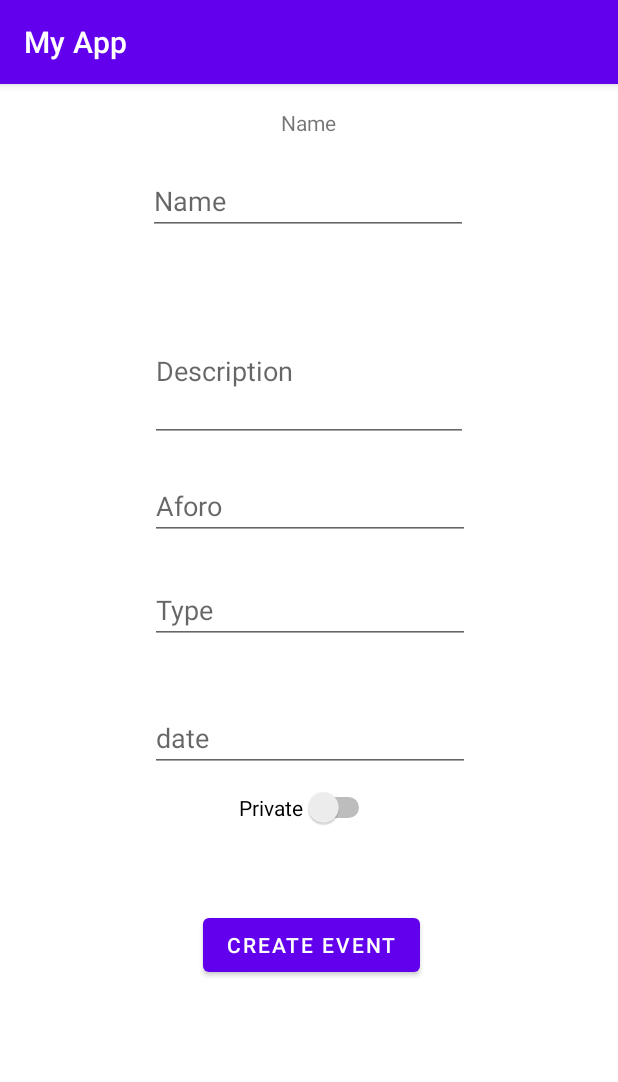
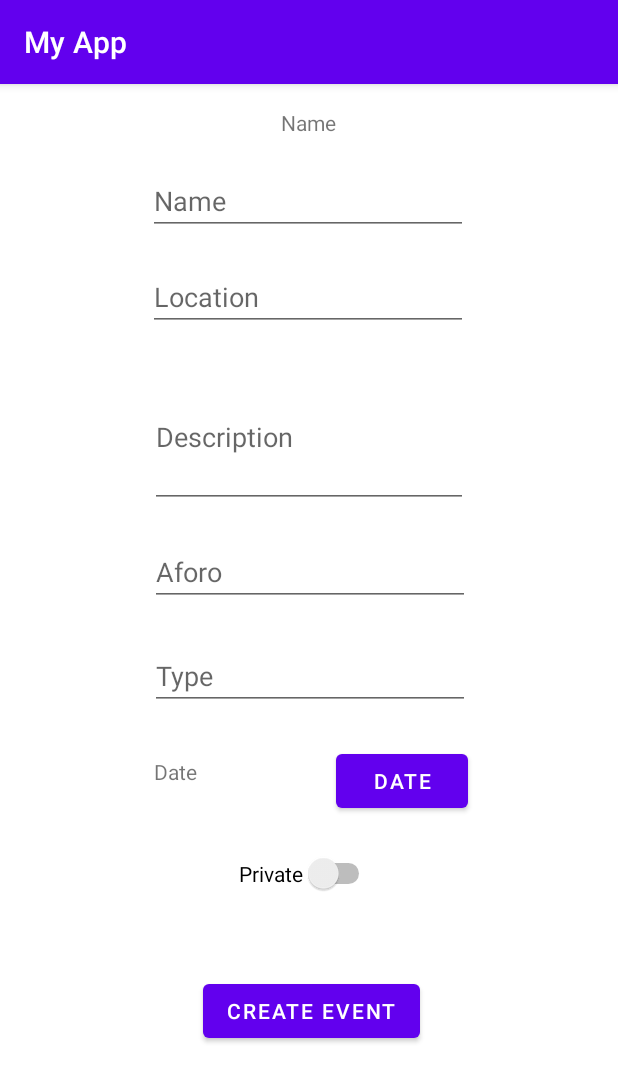
Before and after one commit to beayoldi/MyApp, an Android app: the addEventFragment screen opened through its navigation route, on a phone screen of 412 x 824 dp. Shown: the top 1082 px of the screen. Run offline under Robolectric (Android 15) with nearby library versions, the phone set to English and light mode, and no system bars; our stand-ins replace Firebase (no records; nobody signed in at launch, a user with empty details on screens opened directly).

Commit message:
Va todo bien por ahora

```diff
--- a/app/src/main/java/com/example/myapp/models/Evento.kt
+++ b/app/src/main/java/com/example/myapp/models/Evento.kt
@@ -10,6 +10,8 @@ import kotlinx.android.parcel.Parcelize
 data class Evento(val tittle: String?=null,
                   val description: String?=null,
                   val capacity: Int?=null,
+                  val location: String?=null,
                   val date: String?=null,
                   val type: String?=null,
-                  val priv: Boolean?=null) :Parcelable
+                  val priv: Boolean?=null,
+                  val id: String?=null) :Parcelable
--- a/app/src/main/java/com/example/myapp/views/HomeFragment.kt
+++ b/app/src/main/java/com/example/myapp/views/HomeFragment.kt
@@ -98,6 +98,8 @@ class HomeFragment : Fragment() {
                             dataSnapshot.children.forEach{
                                 evento = it.getValue(Evento::class.java)
                                 if(evento?.priv ==false){
+                                    Log.i("Hola caracola", "Got value ${it.key}")
+                                    //it.key nos da el nombre del evento en la base de datos de firebase como por ej evento18
                                     evento?.let { eventList.add(evento!!) }
                                 }
 
--- a/app/src/main/java/com/example/myapp/views/addEventFragment.kt
+++ b/app/src/main/java/com/example/myapp/views/addEventFragment.kt
@@ -1,5 +1,6 @@
 package com.example.myapp.views
 
+import android.app.DatePickerDialog
 import android.os.Bundle
 import android.util.Log
 import android.view.LayoutInflater
@@ -13,6 +14,7 @@ import com.example.myapp.models.Evento
 import com.google.firebase.auth.ktx.auth
 import com.google.firebase.database.FirebaseDatabase
 import com.google.firebase.ktx.Firebase
+import java.util.*
 
 
 class addEventFragment : Fragment() {
@@ -26,7 +28,16 @@ class addEventFragment : Fragment() {
     ): View? {
         binding = FragmentAddEventBinding.inflate(inflater, container, false)
         database = FirebaseDatabase.getInstance()
-
+        val c = Calendar.getInstance()
+        val year = c.get(Calendar.YEAR)
+        val month = c.get(Calendar.MONTH)
+        val day = c.get(Calendar.DAY_OF_MONTH)
+        binding.date.setOnClickListener {
+            val dpd = DatePickerDialog(requireContext(), DatePickerDialog.OnDateSetListener { view, year, month, dayOfMonth ->
+                binding.dateTxt.text = ""+dayOfMonth+"/"+(month+1)+"/"+year
+            }, year, month, day)
+            dpd.show()
+        }
         var priv = false
         binding.privado.setOnCheckedChangeListener { buttonView, isChecked ->
             if (isChecked) {
@@ -43,12 +54,13 @@ class addEventFragment : Fragment() {
             val desc = binding.descText.text.toString()
             val capacity = binding.capacity.text.toString()
             val type = binding.type.text.toString()
+            val location = binding.eventLoc.text.toString()
+            val date = binding.dateTxt.text.toString()
 
-            val date = binding.date.text.toString()
             val user = Firebase.auth.currentUser
             var email: String
 
-            val event= Evento(name, desc, Integer.parseInt(capacity), date, type, priv)
+            val event= Evento(name, desc, Integer.parseInt(capacity), location,date, type, priv)
             user?.let {
                 email = user.email.toString()
                 if (email != null) {
@@ -70,6 +82,8 @@ class addEventFragment : Fragment() {
             Log.i("firebase", "Got value ${it.value}")
             count =  it.value.toString().toInt()
             count+=1
+            //val event= Evento(evento.tittle, evento.description, Integer.parseInt(evcapacity), location,date, type, priv)
+
             database.getReference("users/"+user+"/eventos/evento"+count.toString()).setValue(evento)
             ref.child("ev_count").setValue(count)
         }.addOnFailureListener{
--- a/app/src/main/res/layout/fragment_add_event.xml
+++ b/app/src/main/res/layout/fragment_add_event.xml
@@ -30,27 +30,31 @@
         app:layout_constraintEnd_toEndOf="parent"
         app:layout_constraintTop_toBottomOf="@+id/textView" />
 
-    <com.google.android.gms.maps.MapView
-        android:id="@+id/mapView"
+    <EditText
+        android:id="@+id/event_loc"
         android:layout_width="wrap_content"
         android:layout_height="wrap_content"
-        android:layout_marginStart="180dp"
-        android:layout_marginTop="20dp"
-        app:layout_constraintStart_toStartOf="parent"
-        app:layout_constraintTop_toBottomOf="@+id/eventName" />
+        android:layout_marginTop="84dp"
+        android:layout_marginEnd="100dp"
+        android:autofillHints=""
+        android:ems="10"
+        android:hint="@string/location"
+        android:inputType="textPersonName"
+        app:layout_constraintEnd_toEndOf="parent"
+        app:layout_constraintTop_toBottomOf="@+id/textView" />
 
     <EditText
         android:id="@+id/descText"
         android:layout_width="212dp"
         android:layout_height="94dp"
         android:layout_marginStart="100dp"
-        android:layout_marginTop="24dp"
+        android:layout_marginTop="88dp"
         android:ems="10"
+        android:hint="@string/Description"
         android:importantForAutofill="no"
         android:inputType="textPersonName"
-        android:hint="@string/Description"
         app:layout_constraintStart_toStartOf="parent"
-        app:layout_constraintTop_toBottomOf="@+id/mapView" />
+        app:layout_constraintTop_toBottomOf="@+id/eventName" />
 
     <EditText
         android:id="@+id/capacity"
@@ -77,18 +81,6 @@
         app:layout_constraintStart_toStartOf="parent"
         app:layout_constraintTop_toBottomOf="@+id/capacity" />
 
-    <EditText
-        android:id="@+id/date"
-        android:layout_width="wrap_content"
-        android:layout_height="wrap_content"
-        android:layout_marginStart="100dp"
-        android:layout_marginTop="40dp"
-        android:ems="10"
-        android:inputType="date"
-        android:hint="@string/date"
-        app:layout_constraintStart_toStartOf="parent"
-        app:layout_constraintTop_toBottomOf="@+id/type" />
-
     <Button
         android:id="@+id/createEventbutton"
         android:layout_width="wrap_content"
@@ -103,11 +95,33 @@
         android:id="@+id/privado"
         android:layout_width="wrap_content"
         android:layout_height="wrap_content"
-        android:layout_marginTop="10dp"
+        android:layout_marginTop="24dp"
         android:layout_marginEnd="162dp"
         android:text="@string/privado"
         app:layout_constraintEnd_toEndOf="parent"
         app:layout_constraintTop_toBottomOf="@+id/date"
         tools:ignore="UseSwitchCompatOrMaterialXml" />
 
+    <Button
+        android:id="@+id/date"
+        android:layout_width="wrap_content"
+        android:layout_height="wrap_content"
+        android:layout_marginTop="23dp"
+        android:layout_marginEnd="100dp"
+        android:layout_marginBottom="24dp"
+        android:text="@string/date"
+        app:layout_constraintBottom_toTopOf="@+id/privado"
+        app:layout_constraintEnd_toEndOf="parent"
+        app:layout_constraintTop_toBottomOf="@+id/type" />
+
+    <TextView
+        android:id="@+id/dateTxt"
+        android:layout_width="88dp"
+        android:layout_height="38dp"
+        android:layout_marginTop="31dp"
+        android:layout_marginEnd="33dp"
+        android:text="@string/date"
+        app:layout_constraintEnd_toStartOf="@+id/date"
+        app:layout_constraintTop_toBottomOf="@+id/type" />
+
 </androidx.constraintlayout.widget.ConstraintLayout>
--- a/app/src/main/res/values/strings.xml
+++ b/app/src/main/res/values/strings.xml
@@ -5,7 +5,7 @@
     <string name="email">Email</string>
     <string name="password">Password</string>
     <string name="google">Google</string>
-    <string name="string_password">password</string>
+    <string name="string_password">Password</string>
     <string name="acceder">Acceder</string>
     <string name="registrar">Registrar</string>
     <string name="phone">Phone</string>
@@ -13,8 +13,10 @@
     <string name="lastname">Lastname</string>
     <string name="Description">Description</string>
     <string name="aforo">Aforo</string>
-    <string name="date">date</string>
+    <string name="date">Date</string>
     <string name="type">Type</string>
     <string name="privado">Private</string>
     <string name="create">Create Event</string>
+    <string name="location">Location</string>
+    <string name="join">Unirse</string>
 </resources>
```
Also changed, not shown: app/src/main/java/com/example/myapp/views/detail_event.kt (+33 -0 lines), app/src/main/res/layout/fragment_detail_event.xml (+15 -9 lines).
